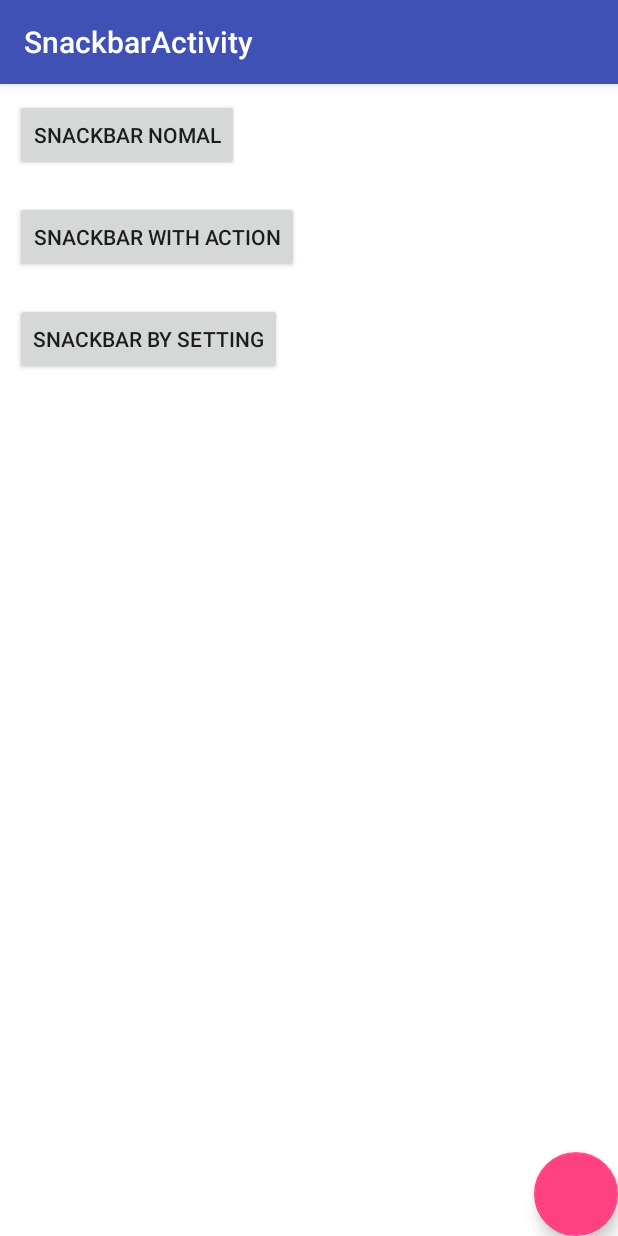
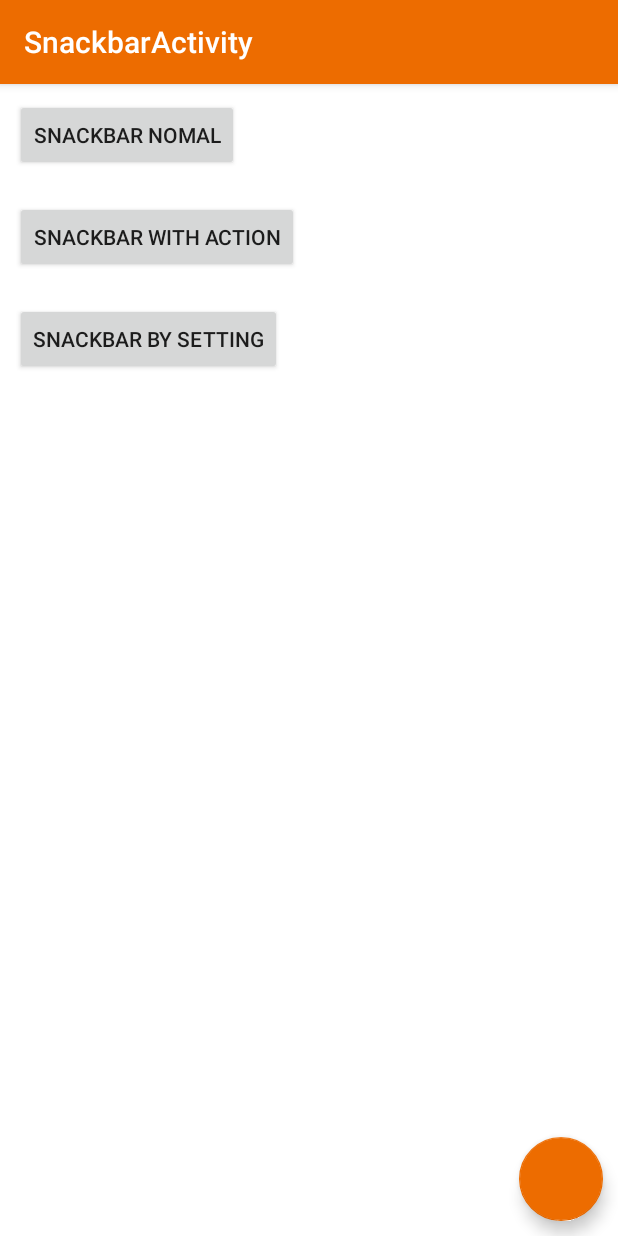
Before and after one commit to ClarkRep/Knowledge_MaterialDesign, an Android app: the screen it shows after launch (SnackbarActivity), after a tap on "SNACKBAR", on a phone screen of 412 x 824 dp. Run offline under Robolectric (Android 15) with nearby library versions, the phone set to English and light mode, and no system bars.

Commit message:
优化布局

```diff
--- a/app/src/main/res/layout/activity_flag_enter_always.xml
+++ b/app/src/main/res/layout/activity_flag_enter_always.xml
@@ -25,12 +25,12 @@
                     android:layout_height="wrap_content"
                     android:gravity="center"
                     android:padding="20dp"
-                    android:text="我是CollapsingToolbarLayout的内容"
+                    android:text="Alpha更好更强大"
                     android:textColor="@android:color/white" />
 
                 <ImageView
                     android:layout_width="match_parent"
-                    android:layout_height="100dp"
+                    android:layout_height="150dp"
                     android:scaleType="centerCrop"
                     android:src="@drawable/angel" />
 
--- a/app/src/main/res/layout/activity_flag_enter_always_collapsed.xml
+++ b/app/src/main/res/layout/activity_flag_enter_always_collapsed.xml
@@ -25,12 +25,12 @@
                     android:layout_height="wrap_content"
                     android:gravity="center"
                     android:padding="20dp"
-                    android:text="我是CollapsingToolbarLayout的内容"
+                    android:text="Alpha更好更强大"
                     android:textColor="@android:color/white" />
 
                 <ImageView
                     android:layout_width="match_parent"
-                    android:layout_height="100dp"
+                    android:layout_height="150dp"
                     android:scaleType="centerCrop"
                     android:src="@drawable/angel" />
 
--- a/app/src/main/res/layout/activity_flag_exit_until_collapsed.xml
+++ b/app/src/main/res/layout/activity_flag_exit_until_collapsed.xml
@@ -25,12 +25,12 @@
                     android:layout_height="wrap_content"
                     android:gravity="center"
                     android:padding="20dp"
-                    android:text="我是CollapsingToolbarLayout的内容"
+                    android:text="Alpha更好更强大"
                     android:textColor="@android:color/white" />
 
                 <ImageView
                     android:layout_width="match_parent"
-                    android:layout_height="100dp"
+                    android:layout_height="150dp"
                     android:scaleType="centerCrop"
                     android:src="@drawable/angel" />
 
--- a/app/src/main/res/layout/activity_flag_scroll.xml
+++ b/app/src/main/res/layout/activity_flag_scroll.xml
@@ -25,12 +25,12 @@
                     android:layout_height="wrap_content"
                     android:gravity="center"
                     android:padding="20dp"
-                    android:text="我是CollapsingToolbarLayout的内容"
+                    android:text="Alpha更好更强大"
                     android:textColor="@android:color/white" />
 
                 <ImageView
                     android:layout_width="match_parent"
-                    android:layout_height="100dp"
+                    android:layout_height="150dp"
                     android:scaleType="centerCrop"
                     android:src="@drawable/angel" />
 
--- a/app/src/main/res/layout/activity_flag_snap.xml
+++ b/app/src/main/res/layout/activity_flag_snap.xml
@@ -25,12 +25,12 @@
                     android:layout_height="wrap_content"
                     android:gravity="center"
                     android:padding="20dp"
-                    android:text="我是CollapsingToolbarLayout的内容"
+                    android:text="Alpha更好更强大"
                     android:textColor="@android:color/white" />
 
                 <ImageView
                     android:layout_width="match_parent"
-                    android:layout_height="100dp"
+                    android:layout_height="150dp"
                     android:scaleType="centerCrop"
                     android:src="@drawable/angel" />
 
--- a/app/src/main/res/layout/activity_snackbar.xml
+++ b/app/src/main/res/layout/activity_snackbar.xml
@@ -6,7 +6,8 @@
 
     <!--<FrameLayout xmlns:android="http://schemas.android.com/apk/res/android"-->
     <!--android:layout_width="match_parent"-->
-        <!--android:layout_height="match_parent">-->
+    <!--android:layout_height="match_parent"-->
+    <!--android:background="@android:color/white">-->
 
     <!--Snackbar在CoordinatorLayout中可以实现滑动删除效果-->
 
@@ -49,7 +50,9 @@
     <android.support.design.widget.FloatingActionButton
         android:layout_width="wrap_content"
         android:layout_height="wrap_content"
-            android:layout_gravity="bottom|right" />
+        android:layout_gravity="bottom|right"
+        android:layout_marginBottom="10dp"
+        android:layout_marginRight="10dp" />
 
     <!--</FrameLayout>-->
 
--- a/app/src/main/res/values/colors.xml
+++ b/app/src/main/res/values/colors.xml
@@ -1,6 +1,6 @@
 <?xml version="1.0" encoding="utf-8"?>
 <resources>
-    <color name="colorPrimary">#3F51B5</color>
-    <color name="colorPrimaryDark">#303F9F</color>
-    <color name="colorAccent">#FF4081</color>
+    <color name="colorPrimary">#ed6c00</color>
+    <color name="colorPrimaryDark">#BFed6c00</color>
+    <color name="colorAccent">#ed6c00</color>
 </resources>
```
Also changed, not shown: app/src/main/res/drawable/angel.jpg (added), app/src/main/res/drawable/angel.png (deleted). Lines whose indentation alone changed are shown as unchanged.
